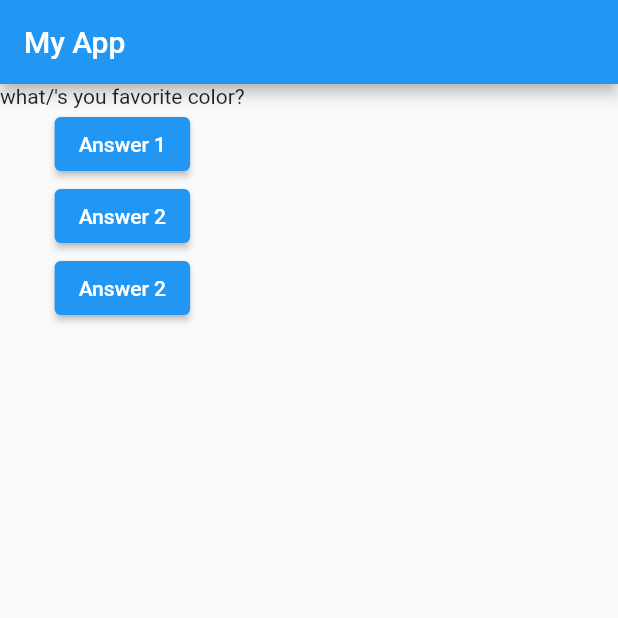
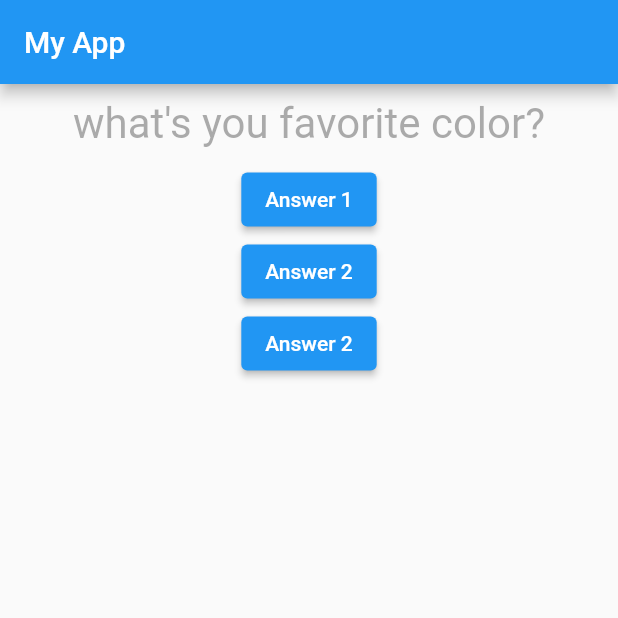
Before and after one commit to mohamedsaidumn/flutter_complete_guide, a Flutter app: the screen it shows after launch, on a phone screen of 412 x 824 dp, the top half of it. Run offline on Flutter 3.47's test engine with Material 2 defaults, Android fonts, the phone set to English and light mode, and no system bars.

Commit message:
First Styling and Layout Steps

```diff
--- a/lib/main.dart
+++ b/lib/main.dart
@@ -26,8 +26,8 @@ class _MyAppState extends State<MyApp> {
   @override
   Widget build(BuildContext context) {
     var questions = [
-      "what/'s you favorite color?",
-      "what/'s you favorite animal",
+      "what\'s you favorite color?",
+      "what\'s you favorite animal",
     ];
 
     return MaterialApp(
--- a/lib/question.dart
+++ b/lib/question.dart
@@ -7,6 +7,17 @@ class Question extends StatelessWidget {
 
   @override
   Widget build(BuildContext context) {
-    return Text(questionText);
+    return Container(
+      width: double.infinity,
+      margin: EdgeInsets.all(10),
+      child: Text(
+        questionText,
+        style: TextStyle(
+          fontSize: 28,
+          color: Color.fromRGBO(90, 90, 90, .5),
+        ),
+        textAlign: TextAlign.center,
+      ),
+    );
   }
 }
```
